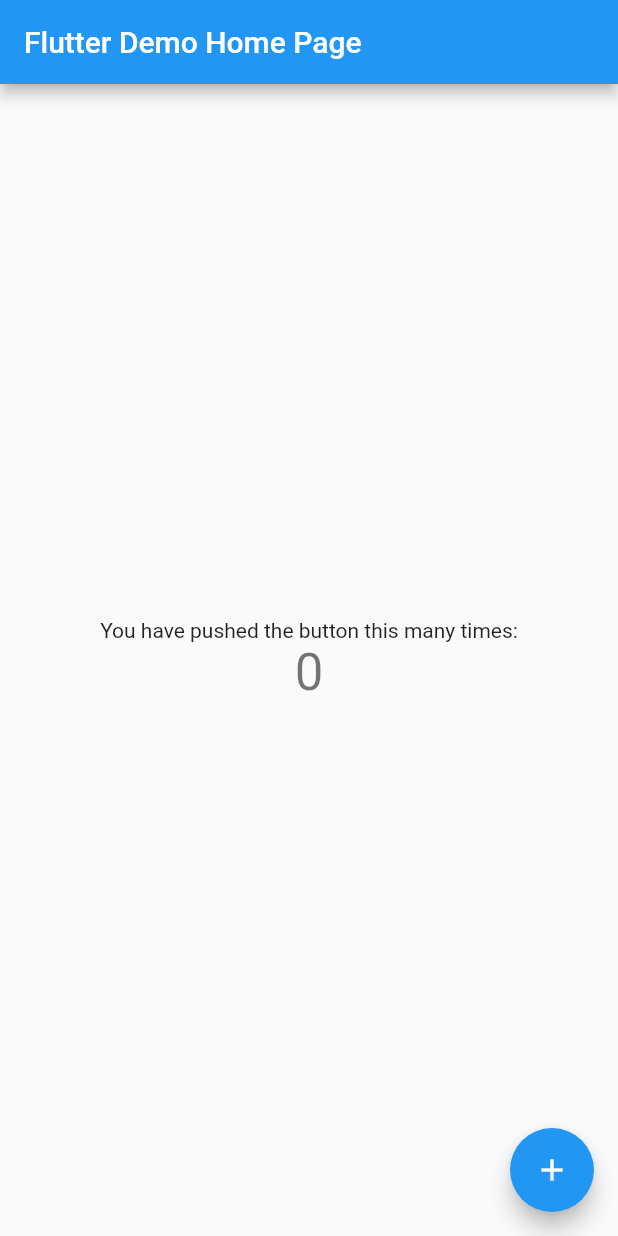
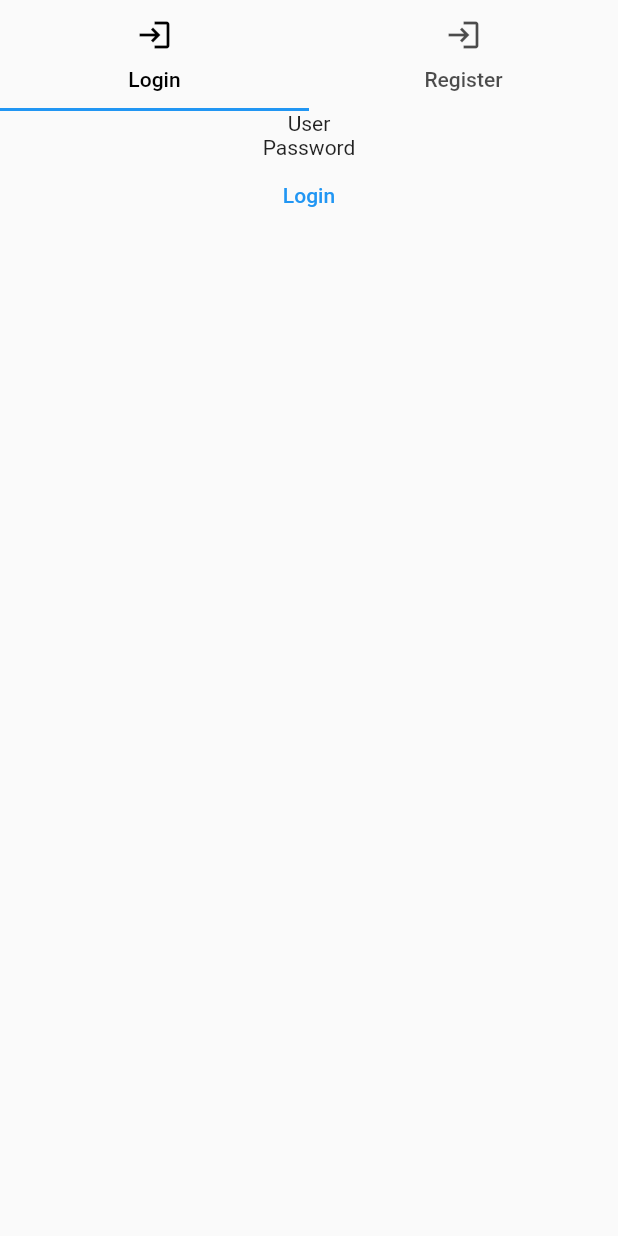
Before and after one commit to Josue-Godinez-zz/Tickets, a Flutter app: the screen it shows after launch, on a phone screen of 412 x 824 dp. Run offline on Flutter 3.47's test engine with Material 2 defaults, Android fonts, the light colour scheme and no system bars; missing offline and left inert: encrypt, mongo_dart.

Commit message:
Conexión e implementación de planillas login

```diff
--- a/lib/main.dart
+++ b/lib/main.dart
@@ -1,4 +1,6 @@
 import 'package:flutter/material.dart';
+
+import 'src/views/login/login.dart';
 
 void main() {
   runApp(const MyApp());
@@ -10,56 +12,10 @@
   @override
   Widget build(BuildContext context) {
     return MaterialApp(
-      title: 'Flutter Demo',
       theme: ThemeData(
         primarySwatch: Colors.blue,
       ),
-      home: const MyHomePage(title: 'Flutter Demo Home Page'),
+      home: const Login(),
     );
   }
 }
-
-class MyHomePage extends StatefulWidget {
-  const MyHomePage({super.key, required this.title});
-  final String title;
-  @override
-  State<MyHomePage> createState() => _MyHomePageState();
-}
-
-class _MyHomePageState extends State<MyHomePage> {
-  int _counter = 0;
-
-  void _incrementCounter() {
-    setState(() {
-      _counter++;
-    });
-  }
-
-  @override
-  Widget build(BuildContext context) {
-    return Scaffold(
-      appBar: AppBar(
-        title: Text(widget.title),
-      ),
-      body: Center(
-        child: Column(
-          mainAxisAlignment: MainAxisAlignment.center,
-          children: <Widget>[
-            const Text(
-              'You have pushed the button this many times:',
-            ),
-            Text(
-              '$_counter',
-              style: Theme.of(context).textTheme.headline4,
-            ),
-          ],
-        ),
-      ),
-      floatingActionButton: FloatingActionButton(
-        onPressed: _incrementCounter,
-        tooltip: 'Increment',
-        child: const Icon(Icons.add),
-      ),
-    );
-  }
-}
--- a/lib/src/views/login/login.dart
+++ b/lib/src/views/login/login.dart
@@ -0,0 +1,36 @@
+import 'package:flutter/material.dart';
+import 'package:venta_de_tickets/src/views/login/signIn/signin.dart';
+import 'package:venta_de_tickets/src/views/login/signUp/signUp.dart';
+
+class Login extends StatefulWidget {
+  const Login({Key? key}) : super(key: key);
+
+  @override
+  State<Login> createState() => _LoginState();
+}
+
+class _LoginState extends State<Login> {
+  @override
+  Widget build(BuildContext context) {
+    return const DefaultTabController(
+      initialIndex: 0,
+      length: 2,
+      child: Scaffold(
+        appBar: TabBar(
+          labelColor: Colors.black,
+          tabs: <Widget>[
+            Tab(
+              icon: Icon(Icons.login),
+              text: "Login",
+            ),
+            Tab(
+              icon: Icon(Icons.login),
+              text: "Register",
+            )
+          ],
+        ),
+        body: TabBarView(children: <Widget>[SignIn(), SignUp()]),
+      ),
+    );
+  }
+}
--- /dev/null
+++ b/lib/src/views/login/signIn/signin.dart
@@ -0,0 +1,31 @@
+import 'package:flutter/material.dart';
+import 'package:venta_de_tickets/src/views/landing/landing.dart';
+
+class SignIn extends StatefulWidget {
+  const SignIn({Key? key}) : super(key: key);
+
+  @override
+  State<SignIn> createState() => _SignInState();
+}
+
+class _SignInState extends State<SignIn> {
+  @override
+  Widget build(BuildContext context) {
+    return Scaffold(
+        body: Center(
+      child: Column(
+        children: <Widget>[
+          const Text("User"),
+          const Text("Password"),
+          TextButton(
+              onPressed: () {
+                Navigator.pop(context);
+                Navigator.push(context,
+                    MaterialPageRoute(builder: (context) => const Landing()));
+              },
+              child: const Text("Login"))
+        ],
+      ),
+    ));
+  }
+}
```
Also changed, not shown: lib/src/views/landing/landing.dart (+18 -0 lines), lib/src/views/login/signUp/signUp.dart (added, +49 -0 lines).
